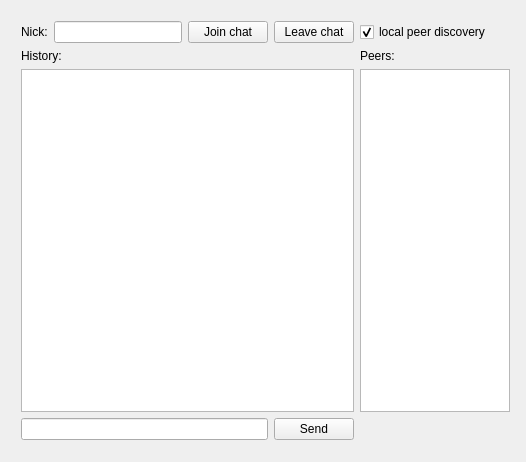
free0u/network-chat, file Network_chat/network_chat.ui: the form before one commit.
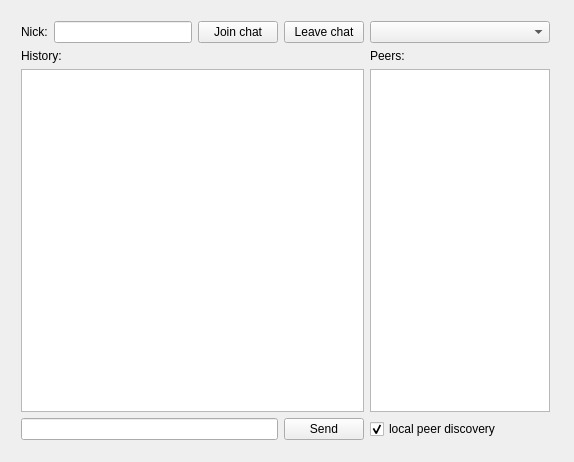
The form after the commit.

Commit message: Add a choose of network interface

The edit to the form file:
```diff
--- a/Network_chat/network_chat.ui
+++ b/Network_chat/network_chat.ui
@@ -6,7 +6,7 @@
    <rect>
     <x>0</x>
     <y>0</y>
-    <width>526</width>
+    <width>574</width>
     <height>462</height>
    </rect>
   </property>
@@ -19,7 +19,7 @@
      <rect>
       <x>10</x>
       <y>10</y>
-      <width>511</width>
+      <width>551</width>
       <height>441</height>
      </rect>
     </property>
@@ -86,20 +86,20 @@
      <item row="2" column="1">
       <widget class="QPlainTextEdit" name="plainTextEditPeers">
        <property name="sizePolicy">
-        <sizepolicy hsizetype="Fixed" vsizetype="Expanding">
+        <sizepolicy hsizetype="Expanding" vsizetype="Expanding">
          <horstretch>0</horstretch>
          <verstretch>0</verstretch>
         </sizepolicy>
        </property>
        <property name="maximumSize">
         <size>
-         <width>150</width>
+         <width>180</width>
          <height>16777215</height>
         </size>
        </property>
       </widget>
      </item>
-     <item row="0" column="1">
+     <item row="3" column="1">
       <widget class="QCheckBox" name="checkBox">
        <property name="text">
         <string>local peer discovery</string>
@@ -112,6 +112,16 @@
        </property>
       </widget>
      </item>
+     <item row="0" column="1">
+      <widget class="QComboBox" name="comboBox">
+       <property name="sizePolicy">
+        <sizepolicy hsizetype="Ignored" vsizetype="Fixed">
+         <horstretch>0</horstretch>
+         <verstretch>0</verstretch>
+        </sizepolicy>
+       </property>
+      </widget>
+     </item>
     </layout>
    </widget>
   </widget>
```
The commit also changes 5 other files.
